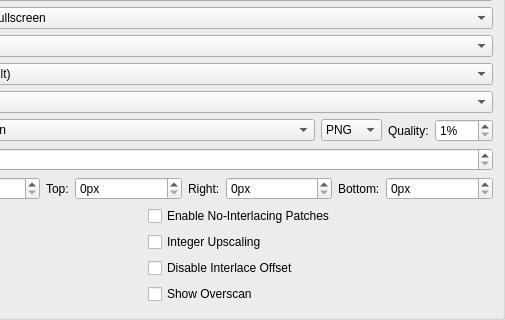
PCSX2/pcsx2, file pcsx2-qt/Settings/GraphicsSettingsWidget.ui: the form before one commit; both pictures show x 215 to 720 and y 159 to 479 of the 720 by 479 pixel window.
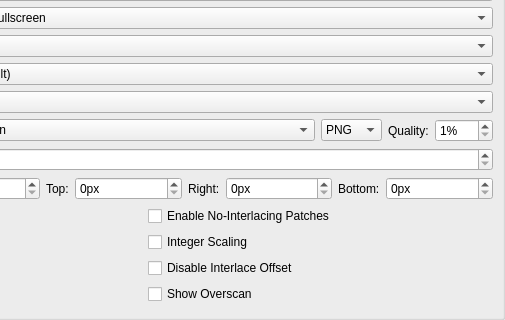
The form after the commit.

Commit message: Confirmed text updates. PR not finished.

```diff
--- a/pcsx2-qt/Settings/GraphicsSettingsWidget.ui
+++ b/pcsx2-qt/Settings/GraphicsSettingsWidget.ui
@@ -338,7 +338,7 @@
          <item row="1" column="1">
           <widget class="QCheckBox" name="integerScaling">
            <property name="text">
-            <string>Integer Upscaling</string>
+            <string>Integer Scaling</string>
            </property>
           </widget>
          </item>
```
Left out of the diff: 2 changed lines with no effect on the pictures. The commit also changes 2 other files.
